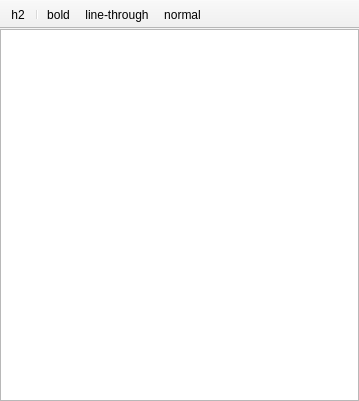
Above: mainwindow.ui from vpeter93/QtNotes before the change. Below: the same form after it.
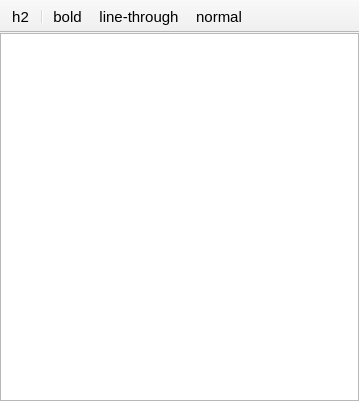
That is the form after the change. Icons and pictures are not drawn.

Commit message: add icon for program and buttonicons for toolbar

```diff
--- a/mainwindow.ui
+++ b/mainwindow.ui
@@ -63,11 +63,17 @@
    <property name="movable">
     <bool>false</bool>
    </property>
+   <property name="iconSize">
+    <size>
+     <width>25</width>
+     <height>25</height>
+    </size>
+   </property>
    <attribute name="toolBarArea">
     <enum>TopToolBarArea</enum>
    </attribute>
    <attribute name="toolBarBreak">
-    <bool>true</bool>
+    <bool>false</bool>
    </attribute>
    <addaction name="actionh2"/>
    <addaction name="separator"/>
@@ -79,21 +85,41 @@
    <property name="text">
     <string>h2</string>
    </property>
+   <property name="font">
+    <font>
+     <pointsize>11</pointsize>
+    </font>
+   </property>
   </action>
   <action name="actionbold">
    <property name="text">
     <string>bold</string>
    </property>
+   <property name="font">
+    <font>
+     <pointsize>11</pointsize>
+    </font>
+   </property>
   </action>
   <action name="actionlinethrout">
    <property name="text">
     <string>line-through</string>
    </property>
+   <property name="font">
+    <font>
+     <pointsize>11</pointsize>
+    </font>
+   </property>
   </action>
   <action name="actionnormal">
    <property name="text">
     <string>normal</string>
    </property>
+   <property name="font">
+    <font>
+     <pointsize>11</pointsize>
+    </font>
+   </property>
   </action>
  </widget>
  <layoutdefault spacing="6" margin="11"/>
```
Left out of the diff: 16 changed lines with no effect on the pictures. The commit also changes 7 other files.
